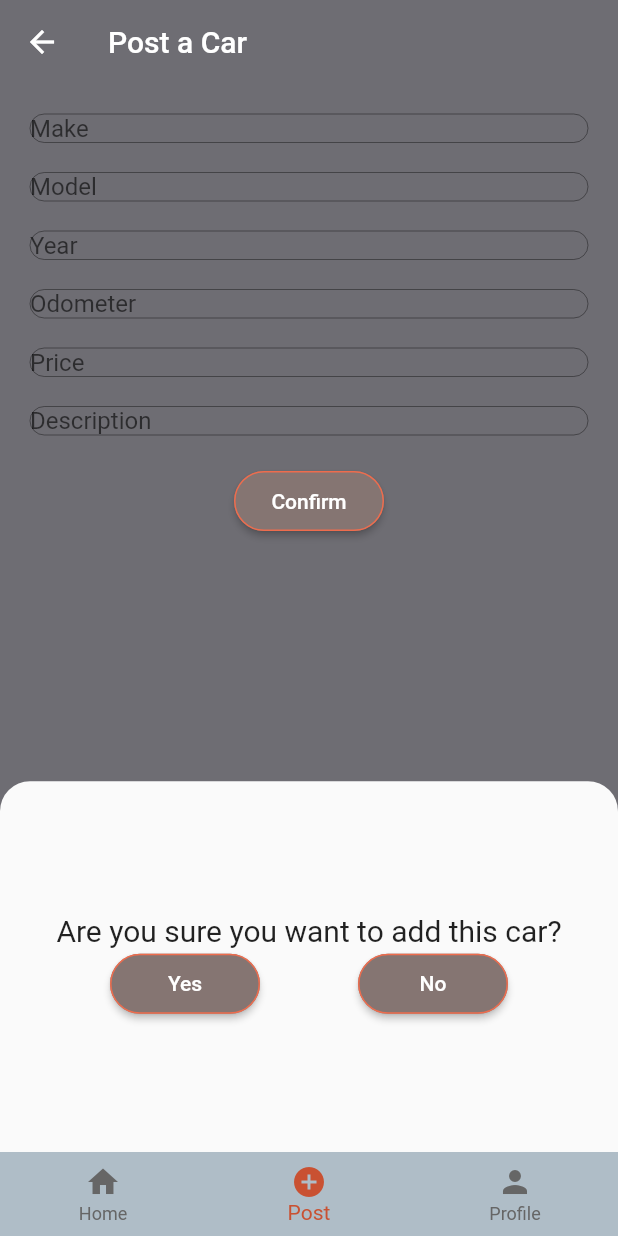
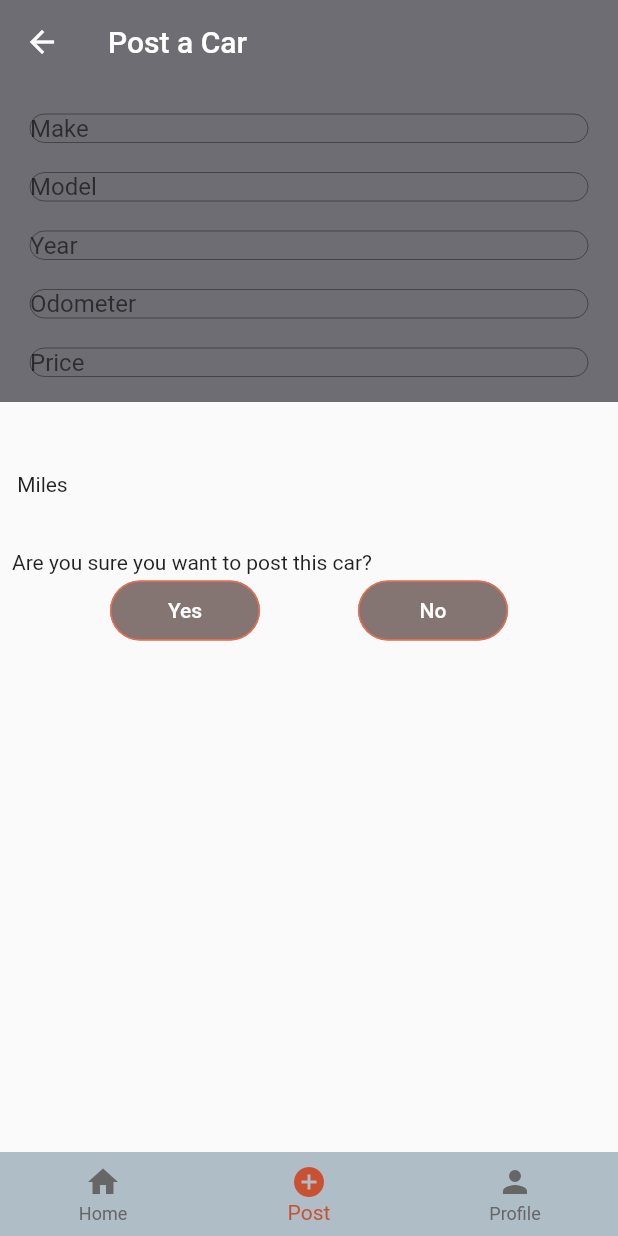
Before and after one commit to domtom1126/stick_testing, a Flutter app: the screen it shows after launch, item 2 of the bottom bar chosen, after a tap on "Confirm", on a phone screen of 412 x 824 dp. Run offline on Flutter 3.47's test engine with Material 2 defaults, Android fonts, the phone set to English and light mode, and no system bars; our stand-ins replace bloc, cloud_firestore, firebase_core, flutter_bloc, hexcolor; accounts and stored records are empty.

Commit message:
added postConfirmModal

```diff
--- a/lib/screens/post.dart
+++ b/lib/screens/post.dart
@@ -43,13 +43,9 @@ class _PostState extends State<Post> {
               descriptionInput(),
               const SizedBox(height: 20),
               ElevatedButton(
-                  onPressed: () => confirmModal(
-                        makeInput().toString(),
-                        makeInput(),
-                        makeInput(),
-                        makeInput(),
-                        makeInput(),
-                        makeInput(),
+                  onPressed: () => showBottomSheet(
+                        context: context,
+                        builder: (context) => postConfirm(),
                       ),
                   child: const Text('Confirm')),
             ]),
@@ -58,64 +54,4 @@ class _PostState extends State<Post> {
       ),
     );
   }
-
-  // TODO this stuff needs to be bloc
-  Future<void> confirmModal(
-      year, make, model, odometer, price, description) async {
-    setState(
-      () {
-        showBottomSheet(
-          shape: const RoundedRectangleBorder(
-            borderRadius: BorderRadius.only(
-              topLeft: Radius.circular(20),
-              topRight: Radius.circular(20),
-            ),
-          ),
-          context: context,
-          builder: (BuildContext context) {
-            return SizedBox(
-              height: MediaQuery.of(context).size.height * 0.3,
-              child: Padding(
-                padding: const EdgeInsets.all(8.0),
-                child: Column(
-                  mainAxisAlignment: MainAxisAlignment.center,
-                  children: [
-                    const Text(
-                      'Are you sure you want to add this car?',
-                      style: TextStyle(fontSize: 20),
-                    ),
-                    Row(
-                      mainAxisAlignment: MainAxisAlignment.spaceEvenly,
-                      children: [
-                        ElevatedButton(
-                          child: const Text('Yes'),
-                          onPressed: () {
-                            Navigator.pop(context);
-                            addCar();
-                          },
-                        ),
-                        ElevatedButton(
-                          child: const Text('No'),
-                          onPressed: () {
-                            Navigator.pop(context);
-                          },
-                        ),
-                      ],
-                    ),
-                  ],
-                ),
-              ),
-            );
-          },
-        );
-      },
-    );
-  }
 }
-
-// Bloc Stuff
-
-// BlocProvider(
-//         create: (BuildContext context) => PostingBloc(),
-//         child: formWidget(),
-//       ),
```
